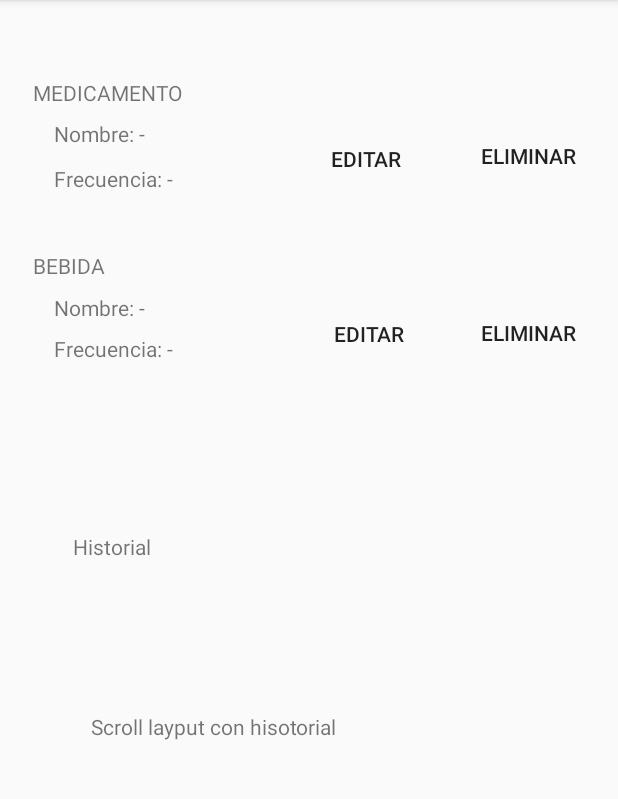
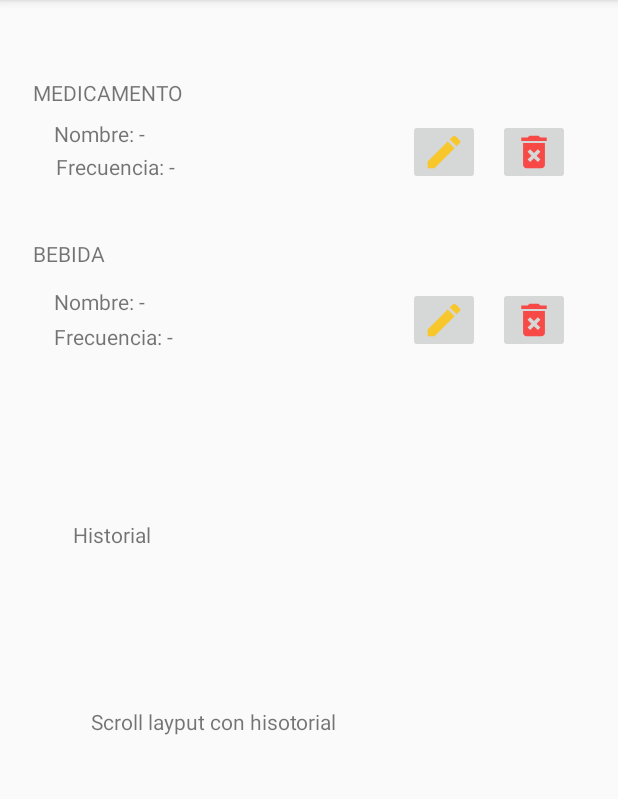
Before and after one commit to eliasgarcia/SOA-TP2, an Android app: the MainActivity screen opened directly, with no data from a screen before it, on a phone screen of 412 x 824 dp, the part 84-883 px from its top. Run offline under Robolectric (Android 15) with nearby library versions, the phone set to English and light mode, and no system bars.

Commit message:
se agregan imagenes button para aeditar y eliminar ingestas

```diff
--- a/CODIGO/AsistenteVentilacion/app/src/main/java/com/grupo10/asistenteingesta/ui/MainActivity.java
+++ b/CODIGO/AsistenteVentilacion/app/src/main/java/com/grupo10/asistenteingesta/ui/MainActivity.java
@@ -6,6 +6,7 @@ import android.content.Intent;
 import android.os.Bundle;
 import android.view.View;
 import android.widget.Button;
+import android.widget.ImageButton;
 import android.widget.ProgressBar;
 import android.widget.TextView;
 import android.widget.Toast;
@@ -20,10 +21,10 @@ public class MainActivity extends AppCompatActivity {
     private TextView lblMedicamentoFrecuencia;
     private TextView lblBebidaNombre;
     private TextView lblBebidaFrecuencia;
-    private Button btnEditarMedicamento;
-    private Button btnEliminarMedicamento;
-    private Button btnEditarBebida;
-    private Button btnEliminarBebida;
+    private ImageButton btnEditarMedicamento;
+    private ImageButton btnEliminarMedicamento;
+    private ImageButton btnEditarBebida;
+    private ImageButton btnEliminarBebida;
     private ProgressBar progressBar;
     private static PersistenciaLocal persistenciaLocal;
 
--- /dev/null
+++ b/CODIGO/AsistenteVentilacion/app/src/main/res/drawable-anydpi/ic_action_editar.xml
@@ -0,0 +1,14 @@
+<vector xmlns:android="http://schemas.android.com/apk/res/android"
+    android:width="24dp"
+    android:height="24dp"
+    android:viewportWidth="19.8"
+    android:viewportHeight="19.8"
+    android:tint="#FFC300"
+    android:alpha="0.8">
+  <group android:translateX="-2.1"
+      android:translateY="-2.1">
+      <path
+          android:fillColor="#FF000000"
+          android:pathData="M3,17.25V21h3.75L17.81,9.94l-3.75,-3.75L3,17.25zM20.71,7.04c0.39,-0.39 0.39,-1.02 0,-1.41l-2.34,-2.34c-0.39,-0.39 -1.02,-0.39 -1.41,0l-1.83,1.83 3.75,3.75 1.83,-1.83z"/>
+  </group>
+</vector>
--- /dev/null
+++ b/CODIGO/AsistenteVentilacion/app/src/main/res/drawable-anydpi/ic_action_eliminar.xml
@@ -0,0 +1,14 @@
+<vector xmlns:android="http://schemas.android.com/apk/res/android"
+    android:width="24dp"
+    android:height="24dp"
+    android:viewportWidth="19.8"
+    android:viewportHeight="19.8"
+    android:tint="#FF2621"
+    android:alpha="0.8">
+  <group android:translateX="-2.1"
+      android:translateY="-2.1">
+      <path
+          android:fillColor="#FF000000"
+          android:pathData="M6,19c0,1.1 0.9,2 2,2h8c1.1,0 2,-0.9 2,-2L18,7L6,7v12zM8.46,11.88l1.41,-1.41L12,12.59l2.12,-2.12 1.41,1.41L13.41,14l2.12,2.12 -1.41,1.41L12,15.41l-2.12,2.12 -1.41,-1.41L10.59,14l-2.13,-2.12zM15.5,4l-1,-1h-5l-1,1L5,4v2h14L19,4z"/>
+  </group>
+</vector>
--- a/CODIGO/AsistenteVentilacion/app/src/main/res/layout/activity_editar_ingesta_bebida.xml
+++ b/CODIGO/AsistenteVentilacion/app/src/main/res/layout/activity_editar_ingesta_bebida.xml
@@ -10,45 +10,62 @@
         android:id="@+id/textView13"
         android:layout_width="wrap_content"
         android:layout_height="wrap_content"
+        android:layout_marginTop="64dp"
         android:text="Bebida"
-        tools:layout_editor_absoluteX="79dp"
-        tools:layout_editor_absoluteY="86dp" />
+        app:layout_constraintEnd_toEndOf="parent"
+        app:layout_constraintHorizontal_bias="0.214"
+        app:layout_constraintStart_toStartOf="parent"
+        app:layout_constraintTop_toTopOf="parent" />
 
     <EditText
         android:id="@+id/txtIngestaBebidaNombreNueva"
         android:layout_width="wrap_content"
         android:layout_height="wrap_content"
+        android:layout_marginTop="27dp"
         android:ems="10"
         android:hint="Nombre"
         android:inputType="textPersonName"
-        tools:layout_editor_absoluteX="99dp"
-        tools:layout_editor_absoluteY="131dp" />
+        app:layout_constraintEnd_toEndOf="parent"
+        app:layout_constraintHorizontal_bias="0.474"
+        app:layout_constraintStart_toStartOf="parent"
+        app:layout_constraintTop_toBottomOf="@+id/textView13" />
 
     <EditText
         android:id="@+id/txtIngestaBebidaFrecuenciaNueva"
         android:layout_width="wrap_content"
         android:layout_height="wrap_content"
+        android:layout_marginTop="27dp"
         android:ems="10"
         android:hint="Frecuencia"
         android:inputType="number"
-        tools:layout_editor_absoluteX="99dp"
-        tools:layout_editor_absoluteY="203dp" />
+        app:layout_constraintEnd_toEndOf="parent"
+        app:layout_constraintStart_toStartOf="parent"
+        app:layout_constraintTop_toBottomOf="@+id/txtIngestaBebidaNombreNueva" />
 
     <Button
         android:id="@+id/btnGuardarBebidaNueva"
         android:layout_width="wrap_content"
         android:layout_height="wrap_content"
+        android:layout_marginBottom="352dp"
         android:text="Guardar"
-        tools:layout_editor_absoluteX="79dp"
-        tools:layout_editor_absoluteY="309dp" />
+        app:layout_constraintBottom_toBottomOf="parent"
+        app:layout_constraintEnd_toStartOf="@+id/btnCancelarBebidaNueva"
+        app:layout_constraintHorizontal_bias="0.712"
+        app:layout_constraintStart_toStartOf="parent"
+        app:layout_constraintTop_toBottomOf="@+id/txtIngestaBebidaFrecuenciaNueva"
+        app:layout_constraintVertical_bias="1.0" />
 
     <Button
         android:id="@+id/btnCancelarBebidaNueva"
         android:layout_width="wrap_content"
         android:layout_height="wrap_content"
+        android:layout_marginEnd="96dp"
+        android:layout_marginBottom="352dp"
         android:text="Cancelar"
-        tools:layout_editor_absoluteX="217dp"
-        tools:layout_editor_absoluteY="309dp" />
+        app:layout_constraintBottom_toBottomOf="parent"
+        app:layout_constraintEnd_toEndOf="parent"
+        app:layout_constraintTop_toBottomOf="@+id/txtIngestaBebidaFrecuenciaNueva"
+        app:layout_constraintVertical_bias="1.0" />
 
     <ProgressBar
         android:id="@+id/pgbBebidaNueva"
--- a/CODIGO/AsistenteVentilacion/app/src/main/res/layout/activity_main.xml
+++ b/CODIGO/AsistenteVentilacion/app/src/main/res/layout/activity_main.xml
@@ -5,17 +5,6 @@
     android:layout_width="match_parent"
     android:layout_height="match_parent"
     tools:context=".ui.MainActivity">
-
-    <Button
-        android:id="@+id/btnEditarMedicamento"
-        style="@style/Widget.AppCompat.Button.Borderless"
-        android:layout_width="79dp"
-        android:layout_height="51dp"
-        android:layout_marginTop="80dp"
-        android:layout_marginEnd="24dp"
-        android:text="Editar"
-        app:layout_constraintEnd_toStartOf="@+id/btnEliminarMedicamento"
-        app:layout_constraintTop_toTopOf="parent" />
 
     <TextView
         android:id="@+id/textView4"
@@ -42,31 +31,31 @@
 
     <TextView
         android:id="@+id/lblMedicamentoFrecuencia"
-        android:layout_width="158dp"
+        android:layout_width="180dp"
         android:layout_height="18dp"
         android:layout_marginStart="36dp"
-        android:layout_marginTop="12dp"
+        android:layout_marginTop="4dp"
         android:text="Frecuencia: -"
         app:layout_constraintEnd_toStartOf="@+id/btnEditarMedicamento"
-        app:layout_constraintHorizontal_bias="0.0"
+        app:layout_constraintHorizontal_bias="0.019"
         app:layout_constraintStart_toStartOf="parent"
         app:layout_constraintTop_toBottomOf="@+id/lblMedicamentoNombre" />
 
     <TextView
         android:id="@+id/lblBebidaFrecuencia"
-        android:layout_width="158dp"
+        android:layout_width="177dp"
         android:layout_height="20dp"
-        android:layout_marginStart="32dp"
-        android:layout_marginTop="8dp"
+        android:layout_marginStart="36dp"
+        android:layout_marginTop="4dp"
         android:text="Frecuencia: -"
         app:layout_constraintEnd_toStartOf="@+id/btnEditarBebida"
-        app:layout_constraintHorizontal_bias="0.307"
+        app:layout_constraintHorizontal_bias="0.0"
         app:layout_constraintStart_toStartOf="parent"
         app:layout_constraintTop_toBottomOf="@+id/lblBebidaNombre" />
 
     <TextView
         android:id="@+id/lblMedicamentoNombre"
-        android:layout_width="158dp"
+        android:layout_width="181dp"
         android:layout_height="18dp"
         android:layout_marginStart="36dp"
         android:layout_marginTop="8dp"
@@ -78,10 +67,10 @@
 
     <TextView
         android:id="@+id/lblBebidaNombre"
-        android:layout_width="155dp"
+        android:layout_width="177dp"
         android:layout_height="19dp"
         android:layout_marginStart="36dp"
-        android:layout_marginTop="68dp"
+        android:layout_marginTop="72dp"
         android:text="Nombre: -"
         app:layout_constraintEnd_toStartOf="@+id/btnEditarBebida"
         app:layout_constraintHorizontal_bias="0.0"
@@ -110,43 +99,44 @@
         app:layout_constraintStart_toStartOf="parent"
         app:layout_constraintTop_toBottomOf="@+id/lblBebidaFrecuencia" />
 
-    <Button
-        android:id="@+id/btnEliminarMedicamento"
-        style="@style/Widget.AppCompat.Button.Borderless"
+    <ImageButton
+        android:id="@+id/btnEditarMedicamento"
         android:layout_width="wrap_content"
         android:layout_height="wrap_content"
-        android:layout_marginTop="80dp"
-        android:layout_marginEnd="16dp"
-        android:text="Eliminar"
+        android:layout_marginTop="8dp"
+        android:layout_marginEnd="12dp"
+        app:layout_constraintEnd_toStartOf="@+id/btnEliminarMedicamento"
+        app:layout_constraintTop_toBottomOf="@+id/textView11"
+        app:srcCompat="@drawable/ic_action_editar" />
+
+    <ImageButton
+        android:id="@+id/btnEditarBebida"
+        android:layout_width="wrap_content"
+        android:layout_height="wrap_content"
+        android:layout_marginTop="68dp"
+        android:layout_marginEnd="12dp"
+        app:layout_constraintEnd_toStartOf="@+id/btnEliminarBebida"
+        app:layout_constraintTop_toBottomOf="@+id/btnEditarMedicamento"
+        app:srcCompat="@drawable/ic_action_editar" />
+
+    <ImageButton
+        android:id="@+id/btnEliminarMedicamento"
+        android:layout_width="wrap_content"
+        android:layout_height="wrap_content"
+        android:layout_marginTop="8dp"
+        android:layout_marginEnd="32dp"
         app:layout_constraintEnd_toEndOf="parent"
-        app:layout_constraintTop_toTopOf="parent" />
+        app:layout_constraintTop_toBottomOf="@+id/textView11"
+        app:srcCompat="@drawable/ic_action_eliminar" />
 
-    <Button
+    <ImageButton
         android:id="@+id/btnEliminarBebida"
-        style="@style/Widget.AppCompat.Button.Borderless"
-        android:layout_width="88dp"
-        android:layout_height="48dp"
-        android:layout_marginTop="70dp"
-        android:layout_marginEnd="16dp"
-        android:layout_marginBottom="240dp"
-        android:text="Eliminar"
-        app:layout_constraintBottom_toTopOf="@+id/textView4"
+        android:layout_width="wrap_content"
+        android:layout_height="wrap_content"
+        android:layout_marginTop="68dp"
+        android:layout_marginEnd="32dp"
         app:layout_constraintEnd_toEndOf="parent"
         app:layout_constraintTop_toBottomOf="@+id/btnEliminarMedicamento"
-        app:layout_constraintVertical_bias="0.03" />
-
-    <Button
-        android:id="@+id/btnEditarBebida"
-        style="@style/Widget.AppCompat.Button.Borderless"
-        android:layout_width="84dp"
-        android:layout_height="47dp"
-        android:layout_marginTop="68dp"
-        android:layout_marginEnd="20dp"
-        android:layout_marginBottom="240dp"
-        android:text="Editar"
-        app:layout_constraintBottom_toTopOf="@+id/textView4"
-        app:layout_constraintEnd_toStartOf="@+id/btnEliminarBebida"
-        app:layout_constraintTop_toBottomOf="@+id/btnEditarMedicamento"
-        app:layout_constraintVertical_bias="0.09" />
+        app:srcCompat="@drawable/ic_action_eliminar" />
 
 </androidx.constraintlayout.widget.ConstraintLayout>
```
Also changed, not shown: CODIGO/AsistenteVentilacion/app/src/main/res/drawable-hdpi/ic_action_editar.png (added), CODIGO/AsistenteVentilacion/app/src/main/res/drawable-hdpi/ic_action_eliminar.png (added), CODIGO/AsistenteVentilacion/app/src/main/res/drawable-mdpi/ic_action_editar.png (added), CODIGO/AsistenteVentilacion/app/src/main/res/drawable-mdpi/ic_action_eliminar.png (added), CODIGO/AsistenteVentilacion/app/src/main/res/drawable-xhdpi/ic_action_editar.png (added), CODIGO/AsistenteVentilacion/app/src/main/res/drawable-xhdpi/ic_action_eliminar.png (added), CODIGO/AsistenteVentilacion/app/src/main/res/drawable-xxhdpi/ic_action_editar.png (added), CODIGO/AsistenteVentilacion/app/src/main/res/drawable-xxhdpi/ic_action_eliminar.png (added).
